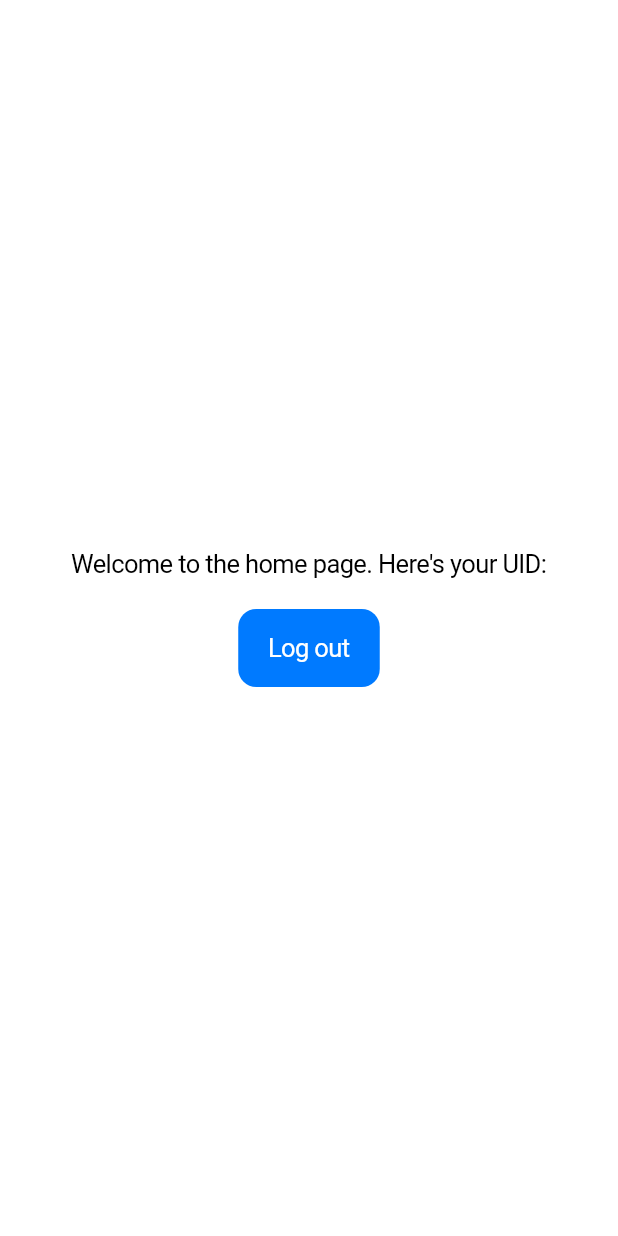
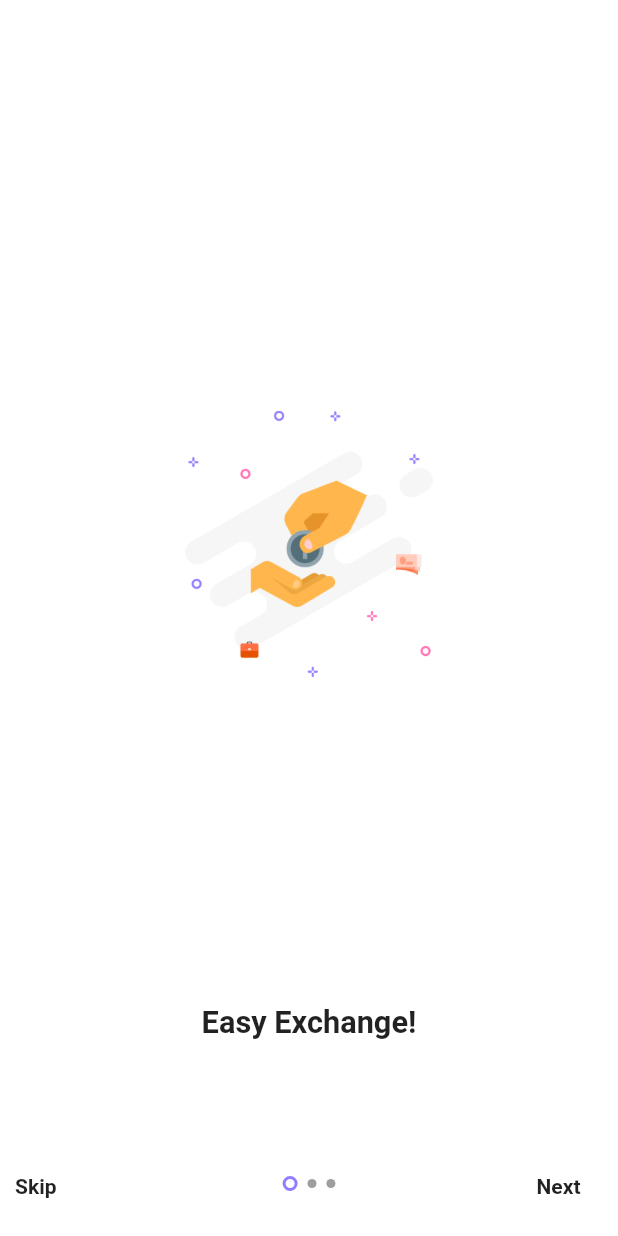
Before and after one commit to athoutam1/VisaCurbside, a Flutter app: the screen it shows once a user with an empty profile is signed in, on a phone screen of 412 x 824 dp. Run offline on Flutter 3.47's test engine with Material 2 defaults, Android fonts, the phone set to English and light mode, and no system bars; our stand-ins replace firebase_auth, google_sign_in, shared_preferences; accounts and stored records are empty; Roboto replaces fonts that are missing (OpenSans, Poppins).

Commit message:
Onboarding pages added default after login

```diff
--- a/mobile-client/lib/authListener.dart
+++ b/mobile-client/lib/authListener.dart
@@ -1,4 +1,5 @@
 import 'package:flutter/cupertino.dart';
+import 'package:visa_curbside/screens/onboarding/onboarding.dart';
 import './screens/home/home.dart';
 import './screens/login/login.dart';
 import './models/user.dart';
@@ -13,13 +14,13 @@ class AuthListener extends StatelessWidget {
     final user = Provider.of<User>(context);
 
     if (_isLoggedIn) {
-      return Home();
+      return Onboarding();
     }
 
     if (user == null) {
       return Login();
     } else {
-      return Home();
+      return Onboarding();
     }
   }
 }
--- /dev/null
+++ b/mobile-client/lib/screens/onboarding/constants.dart
@@ -0,0 +1,11 @@
+class Constants {
+  static const String POPPINS = "Poppins";
+  static const String OPEN_SANS = "OpenSans";
+  static const String SKIP = "Skip";
+  static const String NEXT = "Next";
+  static const String SLIDER_HEADING_1 = "Easy Exchange!";
+  static const String SLIDER_HEADING_2 = "Easy to Use!";
+  static const String SLIDER_HEADING_3 = "Connect with Others";
+  static const String SLIDER_DESC = "Lorem ipsum dolor sit amet, consectetur adipiscing elit. Nulla ultricies, erat vitae porta consequat.";
+
+}
--- /dev/null
+++ b/mobile-client/lib/screens/onboarding/onboarding.dart
@@ -0,0 +1,24 @@
+import 'package:flutter/cupertino.dart';
+import 'package:flutter/material.dart';
+import 'package:visa_curbside/screens/onboarding/slider_layout_view.dart';
+
+class Onboarding extends StatefulWidget {
+  @override
+  State<StatefulWidget> createState() => OnboardingState();
+
+}
+
+class OnboardingState extends State<Onboarding> {
+  @override
+  Widget build(BuildContext context) {
+    return Scaffold(
+      backgroundColor: Colors.white,
+      body: onBordingBody()
+    );
+  }
+
+  Widget onBordingBody() => Container(
+    child: SliderLayoutView(),
+  );
+
+}
--- /dev/null
+++ b/mobile-client/lib/screens/onboarding/slide_dots.dart
@@ -0,0 +1,22 @@
+import 'package:flutter/cupertino.dart';
+import 'package:flutter/material.dart';
+
+class SlideDots extends StatelessWidget {
+  bool isActive;
+  SlideDots(this.isActive);
+
+  @override
+  Widget build(BuildContext context) {
+    return AnimatedContainer(
+      duration: Duration(milliseconds: 150),
+      margin: const EdgeInsets.symmetric(horizontal: 3.3),
+      height: isActive ? 10 : 6,
+      width: isActive ? 10 : 6,
+      decoration: BoxDecoration(
+        color: isActive ? Colors.white : Colors.grey,
+        border: isActive ?  Border.all(color: Color(0xff927DFF),width: 2.0,) : Border.all(color: Colors.transparent,width: 1,),
+        borderRadius: BorderRadius.all(Radius.circular(12)),
+      ),
+    );
+  }
+}
--- /dev/null
+++ b/mobile-client/lib/screens/onboarding/slider.dart
@@ -0,0 +1,33 @@
+import 'package:flutter/cupertino.dart';
+import 'package:visa_curbside/screens/onboarding/constants.dart';
+
+class Slider {
+  final String sliderImageUrl;
+  final String sliderHeading;
+  final String sliderSubHeading;
+
+  Slider({
+    @required this.sliderImageUrl,
+    @required this.sliderHeading,
+    @required this.sliderSubHeading,
+  });
+
+}
+
+final sliderArrayList = [
+    Slider(
+      sliderImageUrl: 'lib/assets/images/slider_1.png',
+      sliderHeading: Constants.SLIDER_HEADING_1,
+      sliderSubHeading: Constants.SLIDER_DESC
+    ),
+    Slider(
+      sliderImageUrl: 'lib/assets/images/slider_2.png',
+      sliderHeading: Constants.SLIDER_HEADING_2,
+      sliderSubHeading: Constants.SLIDER_DESC
+    ),
+    Slider(
+      sliderImageUrl: 'lib/assets/images/slider_3.png',
+      sliderHeading: Constants.SLIDER_HEADING_3,
+      sliderSubHeading: Constants.SLIDER_DESC
+    ),
+];
--- /dev/null
+++ b/mobile-client/lib/screens/onboarding/slider_item.dart
@@ -0,0 +1,44 @@
+import 'package:flutter/material.dart';
+import 'package:visa_curbside/screens/onboarding/constants.dart';
+import 'package:visa_curbside/screens/onboarding/slider.dart';
+
+class SliderItem extends StatelessWidget {
+
+  final int index;
+  SliderItem(this.index);
+
+
+  @override
+  Widget build(BuildContext context) {
+    return Column(
+      crossAxisAlignment: CrossAxisAlignment.center,
+      mainAxisAlignment: MainAxisAlignment.center,
+      children: <Widget> [
+        Container(
+          height: MediaQuery.of(context).size.height * 0.6,
+          width: MediaQuery.of(context).size.width * 0.4,
+          decoration: BoxDecoration(
+            image: DecorationImage(
+              image: AssetImage(sliderArrayList[index].sliderImageUrl)
+            )
+          ),
+        ),
+        SizedBox(
+          height: 60.0
+        ),
+        Text(
+          sliderArrayList[index].sliderHeading,
+          style: TextStyle(
+            fontFamily: Constants.POPPINS,
+            fontWeight: FontWeight.w700,
+            fontSize: 20.5
+          ),
+        ),
+        SizedBox(
+          height: 15.0
+        )
+      ],
+    );
+  }
+
+}
--- /dev/null
+++ b/mobile-client/lib/screens/onboarding/slider_layout_view.dart
@@ -0,0 +1,98 @@
+import 'package:flutter/material.dart';
+import 'package:visa_curbside/screens/onboarding/constants.dart';
+import 'package:visa_curbside/screens/onboarding/slide_dots.dart';
+import 'package:visa_curbside/screens/onboarding/slider.dart';
+import 'package:visa_curbside/screens/onboarding/slider_item.dart';
+
+class SliderLayoutView extends StatefulWidget {
+  @override
+  State<StatefulWidget> createState() => SliderLayoutViewState();
+
+}
+
+class SliderLayoutViewState extends State<SliderLayoutView> {
+
+  int _currentPage = 0;
+  final PageController _pageController = PageController(initialPage: 0);
+
+  @override
+  void dispose() {
+    super.dispose();
+    _pageController.dispose();
+  }
+
+  _onPageChanged(int index) {
+    setState(() {
+      _currentPage = index;
+    });
+  }
+
+  @override
+  Widget build(BuildContext context) => topSliderLayout();
+
+  Widget topSliderLayout() => Container(
+    child: Padding(
+      padding: EdgeInsets.all(10.0),
+      child: Stack(
+        alignment: AlignmentDirectional.bottomCenter,
+        children: <Widget>[
+          PageView.builder(
+            scrollDirection: Axis.horizontal,
+            controller: _pageController,
+            onPageChanged: _onPageChanged,
+            itemCount: sliderArrayList.length,
+            itemBuilder: (ctx,i)=>SliderItem(i),
+          ),
+          Stack(
+            alignment: AlignmentDirectional.topStart,
+            children: <Widget>[
+              Align(
+                alignment: Alignment.bottomRight,
+                child: Padding(
+                  padding: EdgeInsets.only(right: 15.0, bottom: 15.0),
+                  child: Text(
+                    Constants.NEXT,
+                    style: TextStyle(
+                      fontFamily: Constants.OPEN_SANS,
+                      fontWeight: FontWeight.w600,
+                      fontSize: 14.0
+                    ),
+                  ),
+                ),
+              ),
+              Align(
+                alignment: Alignment.bottomLeft,
+                child: Padding(
+                  padding: EdgeInsets.only(right: 15.0, bottom: 15.0),
+                  child: Text(
+                    Constants.SKIP,
+                    style: TextStyle(
+                      fontFamily: Constants.OPEN_SANS,
+                      fontWeight: FontWeight.w600,
+                      fontSize: 14.0
+                    ),
+                  ),
+                ),
+              ),
+              Container(
+                alignment: AlignmentDirectional.bottomCenter,
+                margin: EdgeInsets.only(bottom: 20.0),
+                child: Row(
+                  mainAxisAlignment: MainAxisAlignment.center,
+                  children: <Widget>[
+                    for (int i = 0; i < sliderArrayList.length; i++)
+                      if (i == _currentPage)
+                        SlideDots(true)
+                      else
+                        SlideDots(false)
+                  ],
+                )
+              )
+            ],
+          )
+        ],
+      ),
+    ),
+  );
+
+}
```
Also changed, not shown: mobile-client/lib/assets/images/slider_1.png (added), mobile-client/lib/assets/images/slider_2.png (added), mobile-client/lib/assets/images/slider_3.png (added), 1 other file.
